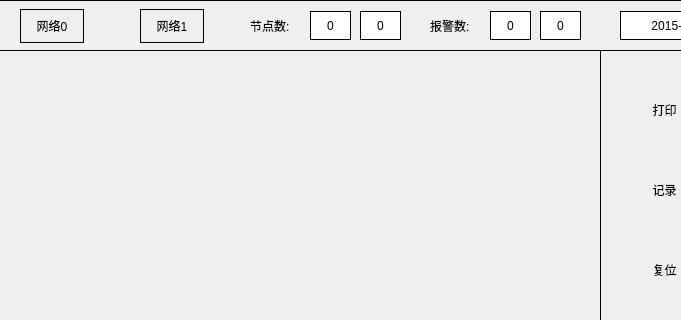
Blackrose/Tcutest_SerialSystem, file main/ui/main.ui: the form before one commit; both pictures show x 0 to 681 and y 0 to 320 of the 801 by 601 pixel window.
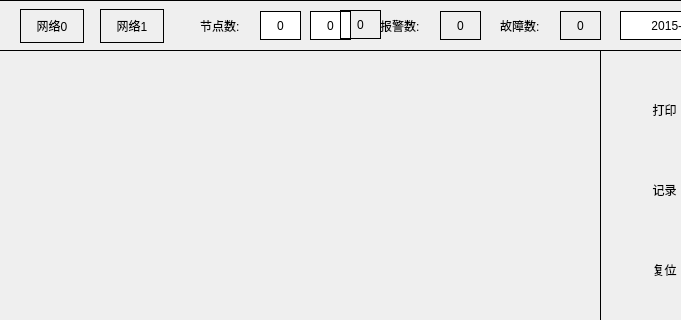
The form after the commit. Icons and pictures are not drawn. Custom widgets are drawn as their Qt base class.

Commit message: 1.修改更改波特率后ModbusTx::timer时间 2.修改试验自检所有节点 3.修改子节点界面复位时乱码 4.修改报警故障数量 5.增加自定义label 6.修改主界面

The edit to the form file:
```diff
--- a/main/ui/main.ui
+++ b/main/ui/main.ui
@@ -725,7 +725,7 @@
    <widget class="QLabel" name="label_7">
     <property name="geometry">
      <rect>
-      <x>260</x>
+      <x>210</x>
       <y>10</y>
       <width>51</width>
       <height>31</height>
@@ -735,17 +735,17 @@
      <string>节点数:</string>
     </property>
    </widget>
-   <widget class="QLabel" name="lblWarnSumOne">
+   <widget class="mylabel" name="lblWarnSumOne">
     <property name="geometry">
      <rect>
-      <x>500</x>
+      <x>450</x>
       <y>11</y>
       <width>41</width>
       <height>29</height>
      </rect>
     </property>
     <property name="styleSheet">
-     <string notr="true">background-color: rgb(255, 255, 255);</string>
+     <string notr="true">background-image: url(:/img/images/netBtn1.png);</string>
     </property>
     <property name="frameShape">
      <enum>QFrame::Box</enum>
@@ -785,20 +785,20 @@
      <set>Qt::AlignCenter</set>
     </property>
    </widget>
-   <widget class="QLabel" name="lblWarnSumTwo">
+   <widget class="mylabel" name="lblWarnSumTwo">
     <property name="enabled">
      <bool>true</bool>
     </property>
     <property name="geometry">
      <rect>
-      <x>550</x>
+      <x>570</x>
       <y>11</y>
       <width>41</width>
       <height>29</height>
      </rect>
     </property>
     <property name="styleSheet">
-     <string notr="true">background-color: rgb(255, 255, 255);</string>
+     <string notr="true">background-image: url(:/img/images/netBtn1.png);</string>
     </property>
     <property name="frameShape">
      <enum>QFrame::Box</enum>
@@ -819,7 +819,7 @@
     </property>
     <property name="geometry">
      <rect>
-      <x>150</x>
+      <x>110</x>
       <y>9</y>
       <width>64</width>
       <height>34</height>
@@ -850,7 +850,7 @@
    <widget class="QLabel" name="label_8">
     <property name="geometry">
      <rect>
-      <x>440</x>
+      <x>390</x>
       <y>10</y>
       <width>51</width>
       <height>31</height>
@@ -863,7 +863,7 @@
    <widget class="QLabel" name="lblNode0">
     <property name="geometry">
      <rect>
-      <x>320</x>
+      <x>270</x>
       <y>11</y>
       <width>41</width>
       <height>29</height>
@@ -925,7 +925,7 @@
     </property>
     <property name="geometry">
      <rect>
-      <x>370</x>
+      <x>320</x>
       <y>11</y>
       <width>41</width>
       <height>29</height>
@@ -966,7 +966,7 @@
    <widget class="QFrame" name="frame_4">
     <property name="geometry">
      <rect>
-      <x>150</x>
+      <x>110</x>
       <y>9</y>
       <width>64</width>
       <height>34</height>
@@ -979,6 +979,44 @@
      <enum>QFrame::Plain</enum>
     </property>
    </widget>
+   <widget class="QLabel" name="label_9">
+    <property name="geometry">
+     <rect>
+      <x>510</x>
+      <y>10</y>
+      <width>51</width>
+      <height>31</height>
+     </rect>
+    </property>
+    <property name="text">
+     <string>故障数:</string>
+    </property>
+   </widget>
+   <widget class="mylabel" name="lblWarnSum">
+    <property name="geometry">
+     <rect>
+      <x>350</x>
+      <y>10</y>
+      <width>41</width>
+      <height>29</height>
+     </rect>
+    </property>
+    <property name="styleSheet">
+     <string notr="true">background-image: url(:/img/images/netBtn1.png);</string>
+    </property>
+    <property name="frameShape">
+     <enum>QFrame::Box</enum>
+    </property>
+    <property name="frameShadow">
+     <enum>QFrame::Plain</enum>
+    </property>
+    <property name="text">
+     <string>0</string>
+    </property>
+    <property name="alignment">
+     <set>Qt::AlignCenter</set>
+    </property>
+   </widget>
    <zorder>frame</zorder>
    <zorder>frame_4</zorder>
    <zorder>btnNet0</zorder>
@@ -990,6 +1028,8 @@
    <zorder>label_8</zorder>
    <zorder>lblNode0</zorder>
    <zorder>lblNode1</zorder>
+   <zorder>label_9</zorder>
+   <zorder>lblWarnSum</zorder>
   </widget>
   <widget class="QLabel" name="lbl_reboot_4">
    <property name="geometry">
@@ -1121,6 +1161,13 @@
    </property>
   </widget>
  </widget>
+ <customwidgets>
+  <customwidget>
+   <class>mylabel</class>
+   <extends>QLabel</extends>
+   <header location="global">mylabel.h</header>
+  </customwidget>
+ </customwidgets>
  <resources>
   <include location="../../img.qrc"/>
  </resources>
```
The commit also changes 16 other files.
